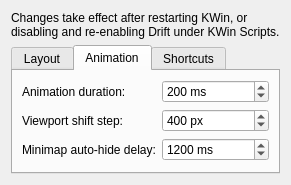
The window that drift/contents/ui/config.ui (epicodic/drift) describes before a commit, drawn with Qt 5.
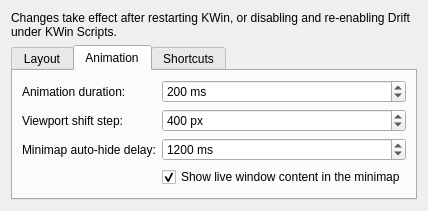
The same window after the commit. The open tabs and pages were chosen to show the change.

What changed in the file:
```diff
--- a/drift/contents/ui/config.ui
+++ b/drift/contents/ui/config.ui
@@ -180,6 +180,19 @@
                                     </property>
                                 </widget>
                             </item>
+                            <item row="3" column="1">
+                                <widget class="QCheckBox" name="kcfg_minimapShowThumbnails">
+                                    <property name="toolTip">
+                                        <string>Show a live preview of each window's content instead of just its icon</string>
+                                    </property>
+                                    <property name="text">
+                                        <string>Show live window content in the minimap</string>
+                                    </property>
+                                    <property name="checked">
+                                        <bool>true</bool>
+                                    </property>
+                                </widget>
+                            </item>
                         </layout>
                     </widget>
                     <widget class="QWidget" name="tab_shortcuts">
```
